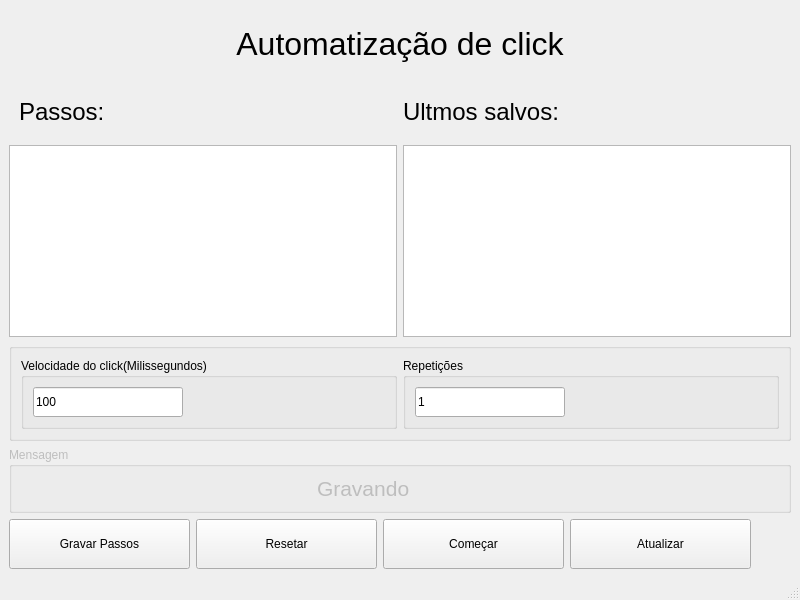
This is Clicker/Clicker/mainwindow.ui in Jhonattan-rocha/ClickerTyping as Qt 5 draws it before an edit. The edited form follows.
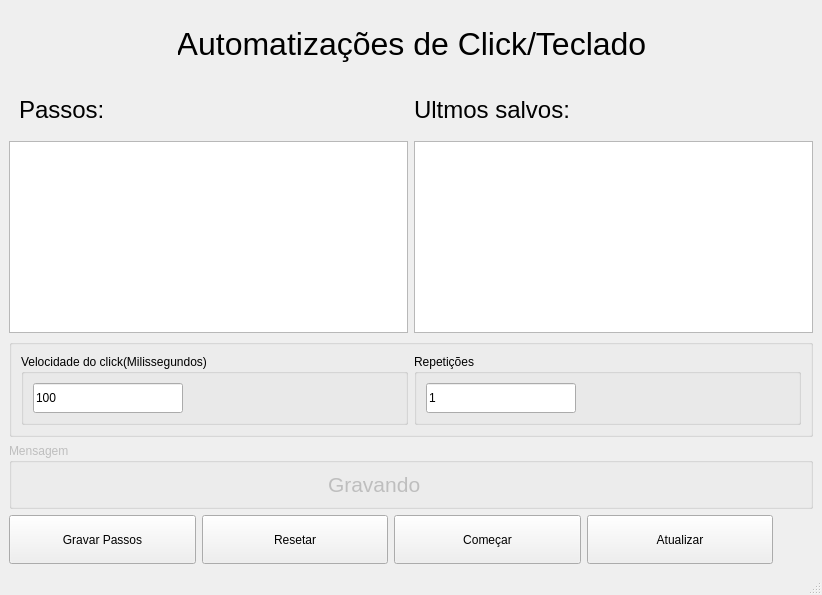
This is the edited form. Icons and pictures are not drawn. Custom widgets are drawn as their Qt base class.

```diff
--- a/Clicker/Clicker/mainwindow.ui
+++ b/Clicker/Clicker/mainwindow.ui
@@ -6,8 +6,8 @@
    <rect>
     <x>0</x>
     <y>0</y>
-    <width>800</width>
-    <height>600</height>
+    <width>822</width>
+    <height>595</height>
    </rect>
   </property>
   <property name="windowTitle">
@@ -55,7 +55,7 @@
           </property>
           <property name="minimumSize">
            <size>
-            <width>350</width>
+            <width>467</width>
             <height>70</height>
            </size>
           </property>
@@ -72,7 +72,7 @@
            </font>
           </property>
           <property name="text">
-           <string>Automatização de click</string>
+           <string>Automatizações de Click/Teclado</string>
           </property>
           <property name="alignment">
            <set>Qt::AlignCenter</set>
```
Left out of the diff: 11 changed lines with no effect on the pictures.
